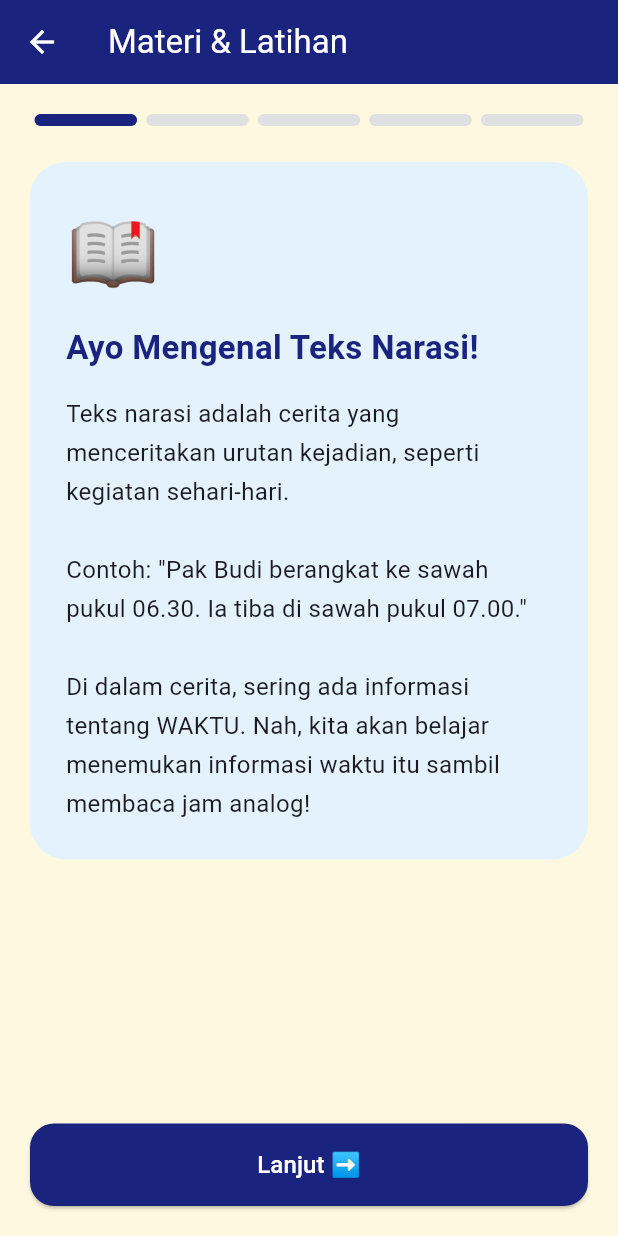
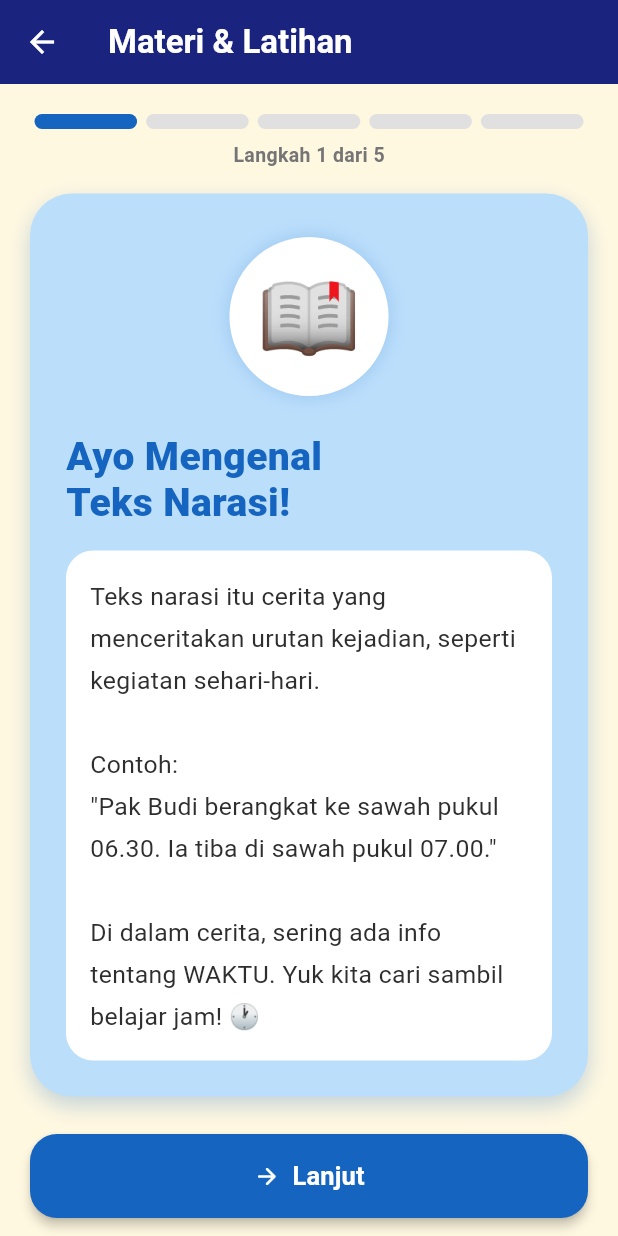
Before and after one commit to MuhammadShidqiHanifUSK/tiktak-app, a Flutter app: the MateriScreen screen opened directly with empty values, on a phone screen of 412 x 824 dp. Run offline on Flutter 3.47's test engine with Material 3 defaults, Android fonts, the phone set to English and light mode, and no system bars.

Commit message:
fix: improve materi screen UI for kids, fix safearea button overflow

```diff
--- a/mobile/lib/screens/materi_screen.dart
+++ b/mobile/lib/screens/materi_screen.dart
@@ -13,9 +13,10 @@ class _StepData {
   final String emoji;
   final String judul;
   final String isi;
-  final Color warna;
+  final Color warnaMuda;
+  final Color warnaTua;
 
-  _StepData(this.emoji, this.judul, this.isi, this.warna);
+  _StepData(this.emoji, this.judul, this.isi, this.warnaMuda, this.warnaTua);
 }
 
 class _MateriScreenState extends State<MateriScreen> {
@@ -24,48 +25,51 @@ class _MateriScreenState extends State<MateriScreen> {
   final List<_StepData> _steps = [
     _StepData(
       '📖',
-      'Ayo Mengenal Teks Narasi!',
-      'Teks narasi adalah cerita yang menceritakan urutan kejadian, seperti kegiatan sehari-hari.\n\n'
-          'Contoh: "Pak Budi berangkat ke sawah pukul 06.30. Ia tiba di sawah pukul 07.00."\n\n'
-          'Di dalam cerita, sering ada informasi tentang WAKTU. Nah, kita akan belajar menemukan informasi waktu itu sambil membaca jam analog!',
-      Color(0xFFE3F2FD),
+      'Ayo Mengenal\nTeks Narasi!',
+      'Teks narasi itu cerita yang menceritakan urutan kejadian, seperti kegiatan sehari-hari.\n\n'
+          'Contoh:\n"Pak Budi berangkat ke sawah pukul 06.30. Ia tiba di sawah pukul 07.00."\n\n'
+          'Di dalam cerita, sering ada info tentang WAKTU. Yuk kita cari sambil belajar jam! 🕐',
+      Color(0xFFBBDEFB),
+      Color(0xFF1565C0),
     ),
     _StepData(
       '🤔',
-      'Yuk, Kita Pikirkan Bersama!',
-      'Coba pikirkan pertanyaan ini:\n\n'
-          '"Kalau ada orang berangkat sekolah pukul 07.15, dan sampai 30 menit kemudian, jam berapa dia sampai di sekolah?"\n\n'
-          'Diskusikan dengan pasanganmu! Bagaimana cara kalian menemukan jawabannya?',
-      Color(0xFFFFF3E0),
+      'Yuk, Kita\nPikirkan Bersama!',
+      'Coba pikirkan pertanyaan ini bersama teman:\n\n'
+          '"Kalau ada yang berangkat sekolah pukul 07.15, dan sampai 30 menit kemudian, jam berapa dia sampai di sekolah?"\n\n'
+          'Diskusikan dengan pasanganmu! Gimana caranya menemukan jawabannya? 💬',
+      Color(0xFFFFE0B2),
+      Color(0xFFE65100),
     ),
     _StepData(
       '👫',
-      'Waktunya Kerja Berpasangan! (LKPD)',
-      'Sekarang, bersama pasanganmu:\n\n'
-          '1️⃣ Dengarkan cerita yang akan dibacakan guru\n'
-          '2️⃣ Catat informasi WAKTU yang kalian dengar di LKPD\n'
-          '3️⃣ Diskusikan bersama pasangan, tentukan jawabannya\n'
-          '4️⃣ Coba praktikkan di jam analog TikTak\n\n'
-          'Contoh soal untuk kalian diskusikan:\n'
-          '"Salsa makan siang pukul 12.00 selama 25 menit. Pukul berapa Salsa selesai makan?"\n\n'
-          'Tuliskan jawaban kelompok kalian di kertas LKPD ya!',
-      Color(0xFFE8F5E9),
+      'Waktunya\nKerja Berpasangan!',
+      '1️⃣ Dengarkan cerita dari guru\n\n'
+          '2️⃣ Catat info WAKTU yang kalian dengar di LKPD\n\n'
+          '3️⃣ Diskusikan bersama pasangan\n\n'
+          '4️⃣ Praktikkan di jam analog TikTak\n\n'
+          'Contoh soal:\n"Salsa makan siang pukul 12.00 selama 25 menit. Pukul berapa Salsa selesai makan?"',
+      Color(0xFFC8E6C9),
+      Color(0xFF2E7D32),
     ),
     _StepData(
       '🔍',
-      'Buktikan Jawabanmu!',
-      'Setelah berdiskusi, coba putar jarum jam analog sesuai jawaban kelompok kalian.\n\n'
-          'Perhatikan: apakah jawabannya sudah tepat? Kalau masih ragu, dengarkan lagi ceritanya, lalu coba sekali lagi bersama pasanganmu.',
-      Color(0xFFFCE4EC),
+      'Buktikan\nJawabanmu!',
+      'Setelah berdiskusi, coba putar jarum jam sesuai jawaban kelompok kalian.\n\n'
+          'Perhatikan baik-baik: apakah jawabannya sudah tepat?\n\n'
+          'Kalau masih ragu, dengarkan lagi ceritanya, lalu coba sekali lagi bersama pasanganmu! 💪',
+      Color(0xFFF8BBD0),
+      Color(0xFFAD1457),
     ),
     _StepData(
       '🎤',
-      'Ceritakan ke Teman-teman!',
-      'Setiap kelompok akan maju ke depan kelas untuk:\n\n'
-          '• Menceritakan kembali isi cerita yang disimak\n'
-          '• Menjelaskan bagaimana kelompok kalian menemukan jawabannya\n\n'
-          'Setelah semua kelompok presentasi, kita simpulkan bersama apa yang sudah kita pelajari hari ini!',
-      Color(0xFFF3E5F5),
+      'Ceritakan ke\nTeman-teman!',
+      'Setiap kelompok maju ke depan kelas untuk:\n\n'
+          '• Menceritakan kembali isi cerita yang disimak\n\n'
+          '• Menjelaskan cara kelompok kalian menemukan jawabannya\n\n'
+          'Setelah semua presentasi, kita simpulkan bersama yuk apa yang sudah kita pelajari! 🌟',
+      Color(0xFFE1BEE7),
+      Color(0xFF6A1B9A),
     ),
   ];
 
@@ -90,57 +94,103 @@ class _MateriScreenState extends State<MateriScreen> {
       appBar: AppBar(
         backgroundColor: const Color(0xFF1A237E),
         title: const Text('Materi & Latihan',
-            style: TextStyle(color: Colors.white)),
+            style: TextStyle(color: Colors.white, fontWeight: FontWeight.bold)),
         iconTheme: const IconThemeData(color: Colors.white),
       ),
-      body: Padding(
-        padding: const EdgeInsets.all(20),
+      body: SafeArea(
+        child: Padding(
+          padding: const EdgeInsets.fromLTRB(20, 20, 20, 12),
           child: Column(
             children: [
-            // Progress indicator
+              // Progress indicator berupa titik bulat
               Row(
                 children: List.generate(_steps.length, (i) {
+                  final aktif = i <= _step;
                   return Expanded(
-                  child: Container(
+                    child: AnimatedContainer(
+                      duration: const Duration(milliseconds: 250),
                       margin: const EdgeInsets.symmetric(horizontal: 3),
-                    height: 8,
+                      height: 10,
                       decoration: BoxDecoration(
-                      color: i <= _step
-                          ? const Color(0xFF1A237E)
-                          : Colors.grey.shade300,
-                      borderRadius: BorderRadius.circular(10),
+                        color: aktif ? step.warnaTua : Colors.grey.shade300,
+                        borderRadius: BorderRadius.circular(20),
                       ),
                     ),
                   );
                 }),
               ),
-            const SizedBox(height: 24),
+              const SizedBox(height: 8),
+              Text(
+                'Langkah ${_step + 1} dari ${_steps.length}',
+                style: TextStyle(
+                    fontSize: 13,
+                    color: Colors.grey.shade600,
+                    fontWeight: FontWeight.w600),
+              ),
+              const SizedBox(height: 16),
+
+              // Kartu materi
               Expanded(
                 child: SingleChildScrollView(
                   child: Container(
                     width: double.infinity,
                     padding: const EdgeInsets.all(24),
                     decoration: BoxDecoration(
-                    color: step.warna,
-                    borderRadius: BorderRadius.circular(24),
+                      color: step.warnaMuda,
+                      borderRadius: BorderRadius.circular(28),
+                      boxShadow: [
+                        BoxShadow(
+                          color: step.warnaTua.withOpacity(0.25),
+                          blurRadius: 12,
+                          offset: const Offset(0, 6),
+                        ),
+                      ],
                     ),
                     child: Column(
                       crossAxisAlignment: CrossAxisAlignment.start,
                       children: [
-                      Text(step.emoji, style: const TextStyle(fontSize: 50)),
-                      const SizedBox(height: 12),
+                        Center(
+                          child: Container(
+                            padding: const EdgeInsets.all(18),
+                            decoration: BoxDecoration(
+                              color: Colors.white,
+                              shape: BoxShape.circle,
+                              boxShadow: [
+                                BoxShadow(
+                                  color: step.warnaTua.withOpacity(0.2),
+                                  blurRadius: 10,
+                                ),
+                              ],
+                            ),
+                            child: Text(step.emoji,
+                                style: const TextStyle(fontSize: 56)),
+                          ),
+                        ),
+                        const SizedBox(height: 20),
                         Text(
                           step.judul,
-                        style: const TextStyle(
-                          fontSize: 22,
-                          fontWeight: FontWeight.bold,
-                          color: Color(0xFF1A237E),
+                          style: TextStyle(
+                            fontSize: 26,
+                            fontWeight: FontWeight.w800,
+                            color: step.warnaTua,
+                            height: 1.2,
                           ),
                         ),
                         const SizedBox(height: 16),
-                      Text(
+                        Container(
+                          padding: const EdgeInsets.all(16),
+                          decoration: BoxDecoration(
+                            color: Colors.white,
+                            borderRadius: BorderRadius.circular(18),
+                          ),
+                          child: Text(
                             step.isi,
-                        style: const TextStyle(fontSize: 16, height: 1.6),
+                            style: const TextStyle(
+                              fontSize: 16.5,
+                              height: 1.7,
+                              color: Color(0xFF2E2E2E),
+                            ),
+                          ),
                         ),
                       ],
                     ),
@@ -148,34 +198,47 @@ class _MateriScreenState extends State<MateriScreen> {
                 ),
               ),
               const SizedBox(height: 16),
+
+              // Tombol navigasi
               Row(
                 children: [
                   if (_step > 0)
                     Expanded(
-                    child: OutlinedButton(
+                      child: OutlinedButton.icon(
                         onPressed: _prev,
+                        icon: const Icon(Icons.arrow_back_rounded),
+                        label: const Text('Kembali',
+                            style: TextStyle(fontSize: 16)),
                         style: OutlinedButton.styleFrom(
+                          foregroundColor: const Color(0xFF1A237E),
+                          side: const BorderSide(
+                              color: Color(0xFF1A237E), width: 1.5),
                           padding: const EdgeInsets.symmetric(vertical: 16),
                           shape: RoundedRectangleBorder(
-                            borderRadius: BorderRadius.circular(16)),
+                              borderRadius: BorderRadius.circular(18)),
                         ),
-                      child: const Text('Kembali', style: TextStyle(fontSize: 16)),
                       ),
                     ),
                   if (_step > 0) const SizedBox(width: 12),
                   Expanded(
                     flex: 2,
-                  child: ElevatedButton(
+                    child: ElevatedButton.icon(
                       onPressed: _next,
+                      icon: Icon(_step < _steps.length - 1
+                          ? Icons.arrow_forward_rounded
+                          : Icons.check_circle_outline),
+                      label: Text(
+                        _step < _steps.length - 1 ? 'Lanjut' : 'Selesai',
+                        style: const TextStyle(
+                            fontSize: 17, fontWeight: FontWeight.bold),
+                      ),
                       style: ElevatedButton.styleFrom(
-                      backgroundColor: const Color(0xFF1A237E),
+                        backgroundColor: step.warnaTua,
+                        foregroundColor: Colors.white,
                         padding: const EdgeInsets.symmetric(vertical: 16),
+                        elevation: 3,
                         shape: RoundedRectangleBorder(
-                          borderRadius: BorderRadius.circular(16)),
-                    ),
-                    child: Text(
-                      _step < _steps.length - 1 ? 'Lanjut ➡️' : 'Selesai ✅',
-                      style: const TextStyle(color: Colors.white, fontSize: 16),
+                            borderRadius: BorderRadius.circular(18)),
                       ),
                     ),
                   ),
@@ -184,6 +247,7 @@ class _MateriScreenState extends State<MateriScreen> {
             ],
           ),
         ),
+      ),
     );
   }
 }
```
Lines whose indentation alone changed are shown as unchanged.
